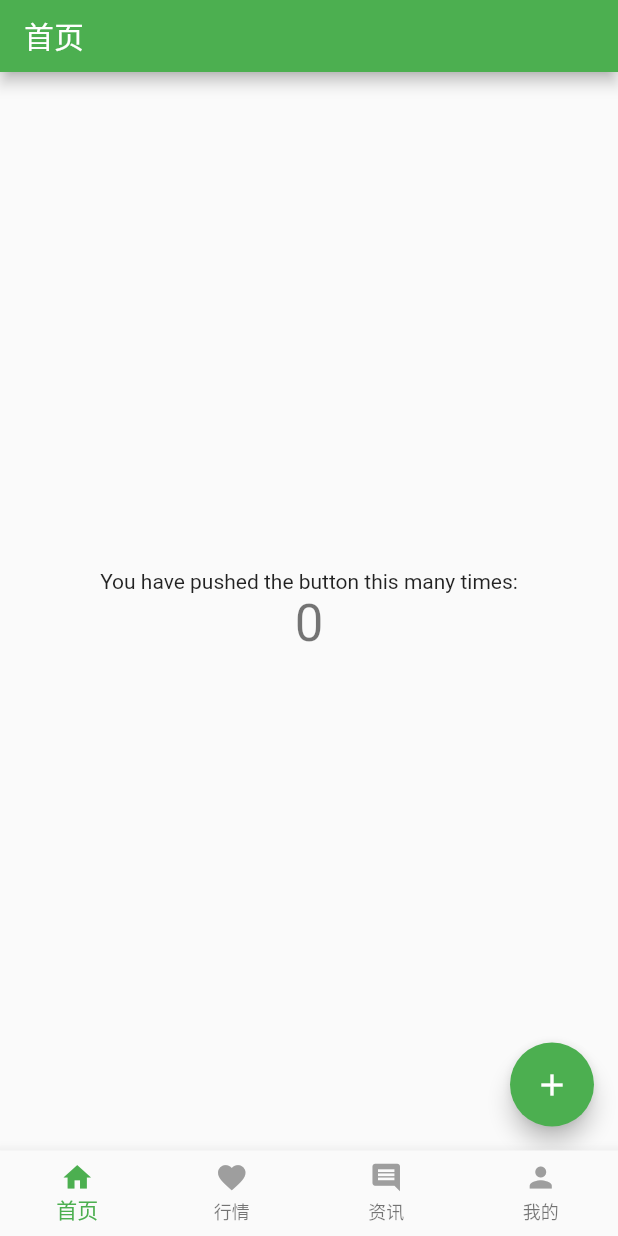
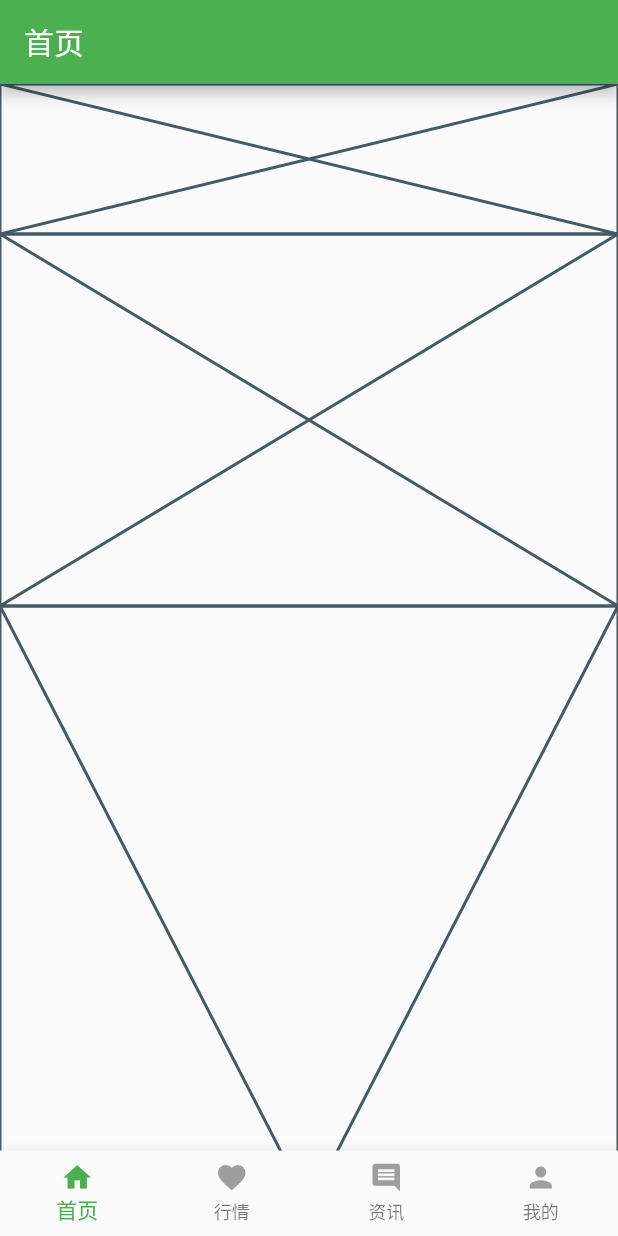
Before and after one commit to finlutter/flutter_fintech_widgets, a Flutter app: the screen it shows after launch, on a phone screen of 412 x 824 dp. Run offline on Flutter 3.47's test engine with Material 2 defaults, Android fonts, the phone set to English and light mode, and no system bars.

Commit message:
Make some placeholder widgets for home page

```diff
--- a/lib/main/pages/main_home_page.dart
+++ b/lib/main/pages/main_home_page.dart
@@ -1,51 +1,23 @@
 import 'package:flutter/material.dart';
+import '../../widgets/carousel_view.dart';
+import '../../widgets/icon_board_view.dart';
+import '../../widgets/pinned_page_view.dart';
 
-class HomePage extends StatefulWidget {
-  @override
-  _HomePageState createState() => _HomePageState();
-}
-
-class _HomePageState extends State<HomePage>
-    with AutomaticKeepAliveClientMixin {
-  @override
-  // TODO: implement wantKeepAlive
-  bool get wantKeepAlive => true;
-
-  int _counter = 0;
-
-  void _incrementCounter() {
-    setState(() {
-      _counter++;
-    });
-  }
+class HomePage extends StatelessWidget {
 
   @override
   Widget build(BuildContext context) {
     return Scaffold(
-      appBar: PreferredSize(
-          child: AppBar(
-            title: Text('首页'),
-          ),
-          preferredSize: Size.fromHeight(48.0)
+      appBar: AppBar(
+        title: Text("首页"),
       ),
-      body: new Center(
-        child: new Column(
-          mainAxisAlignment: MainAxisAlignment.center,
-          children: <Widget>[
-            new Text(
-              'You have pushed the button this many times:',
-            ),
-            new Text(
-              '$_counter',
-              style: Theme.of(context).textTheme.display1,
-            ),
-          ],
-        ),
-      ),
-      floatingActionButton: new FloatingActionButton(
-        onPressed: _incrementCounter,
-        tooltip: 'Increment',
-        child: new Icon(Icons.add),
+      body: ListView(
+        scrollDirection: Axis.vertical,
+        children: <Widget>[
+          CarouselView(),
+          IconBoardView(),
+          PinnedPageView()
+        ],
       ),
     );
   }
--- /dev/null
+++ b/lib/widgets/carousel_view.dart
@@ -0,0 +1,19 @@
+import 'package:flutter/material.dart';
+
+class CarouselView extends StatefulWidget {
+  @override
+  State<StatefulWidget> createState() {
+    return _CarouselViewState();
+  }
+
+}
+
+class _CarouselViewState extends State<CarouselView> {
+  @override
+  Widget build(BuildContext context) {
+    return Placeholder(
+      fallbackHeight: 100,
+    );
+  }
+
+}
--- /dev/null
+++ b/lib/widgets/icon_board_view.dart
@@ -0,0 +1,10 @@
+import 'package:flutter/material.dart';
+
+class IconBoardView extends StatelessWidget {
+  @override
+  Widget build(BuildContext context) {
+    return Placeholder(
+      fallbackHeight: 248,
+    );
+  }
+}
--- /dev/null
+++ b/lib/widgets/pinned_page_view.dart
@@ -0,0 +1,10 @@
+import 'package:flutter/material.dart';
+
+class PinnedPageView extends StatelessWidget {
+  @override
+  Widget build(BuildContext context) {
+    return Placeholder(
+      fallbackHeight: 800,
+    );
+  }
+}
```
